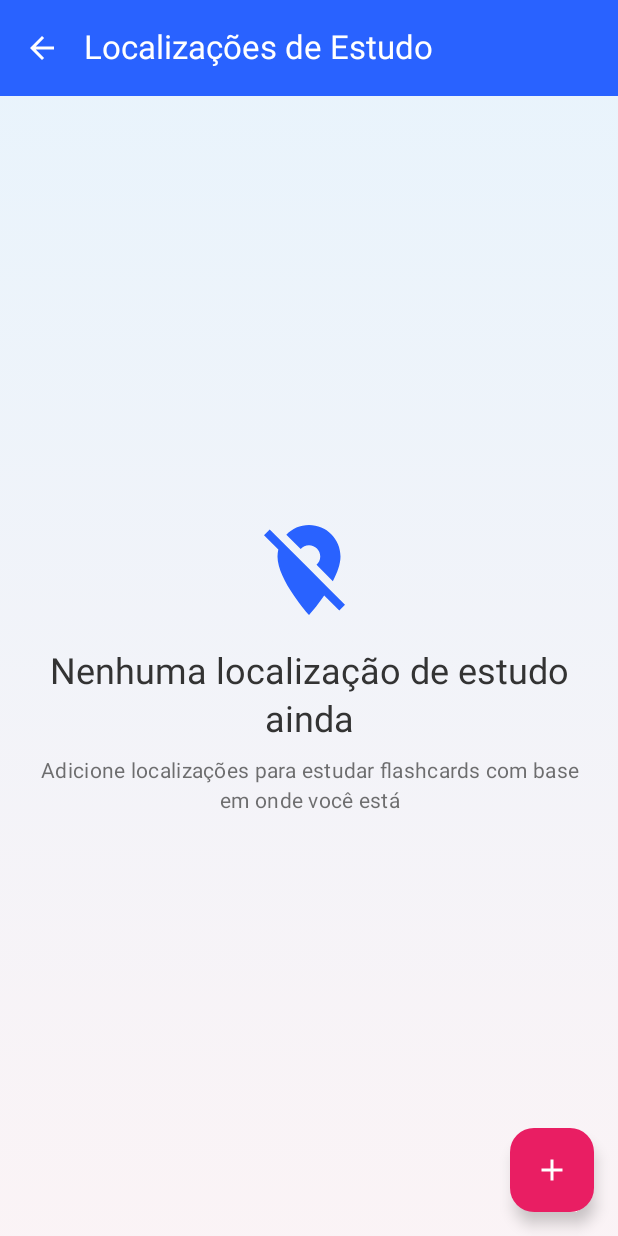
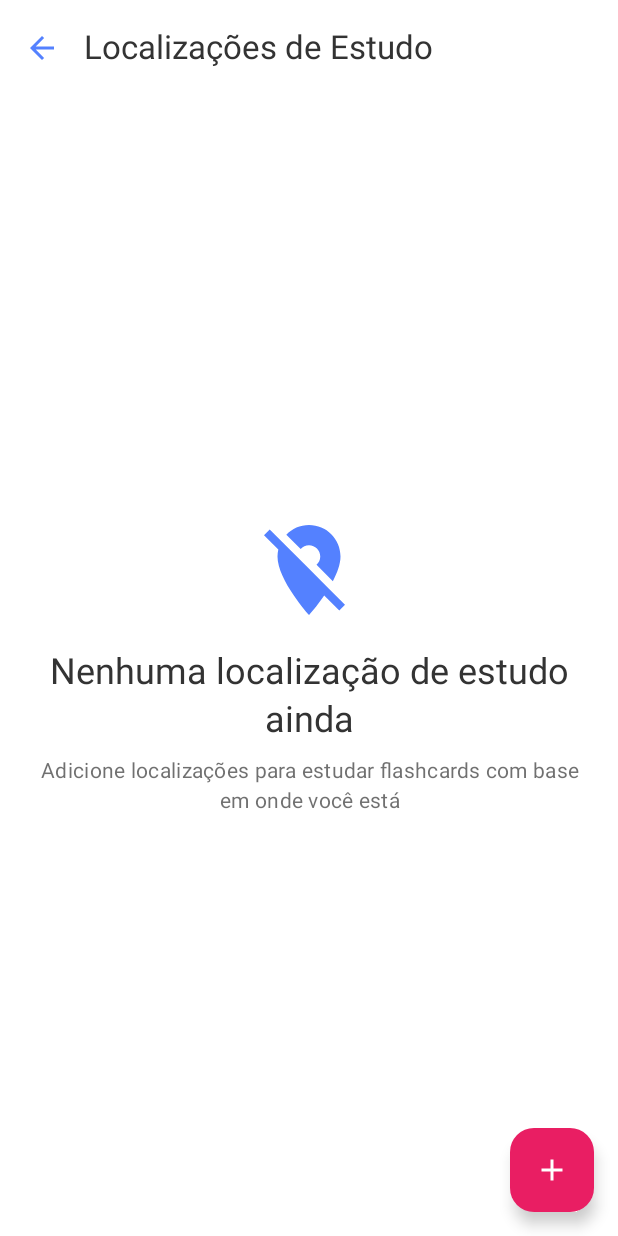
Before and after one commit to henrydicarlo/FlashCardApp, an Android app built with Jetpack Compose: the LocationScreen screen opened through its navigation route, on a phone screen of 412 x 824 dp. Run offline under Robolectric (Android 15) with nearby library versions, the phone set to English and light mode, and no system bars; our stand-ins replace Room's generated code, accompanist.

Commit message:
Identidade Visual completa

```diff
--- a/app/src/main/java/com/example/flashcardapp/ui/screens/DeckListScreen.kt
+++ b/app/src/main/java/com/example/flashcardapp/ui/screens/DeckListScreen.kt
@@ -77,6 +77,7 @@ import androidx.compose.material3.DropdownMenu
 import androidx.compose.material3.DropdownMenuItem
 
 private val BluePrimary = Color(0xFF2962FF) // Azul vibrante primário
+private val BlueIcons = Color(0xFF5481FF) // Azul mais claro para ícones
 private val BlueDark = Color(0xFF0039CB) // Azul escuro para elementos de destaque
 private val BlueLight = Color(0xFFE3F2FD) // Azul claro para fundos secundários
 private val MagentaSecondary = Color(0xFFE91E63) // Rosa/magenta para elementos complementares
@@ -88,13 +89,6 @@ private val ErrorRed = Color(0xFFE53935) // Vermelho para erros
 private val InfoBlue = Color(0xFF29B6F6) // Azul para informações
 private val AmberAccent = Color(0xFFFFAB00) // Âmbar para elementos que precisam de destaque especial
 
-private val GradientPrimary = Brush.horizontalGradient(
-    colors = listOf(MagentaSecondary, PurpleTransition, BluePrimary)
-)
-
-private val GradientBackground = Brush.verticalGradient(
-    colors = listOf(BlueLight.copy(alpha = 0.8f), MagentaLight.copy(alpha = 0.3f))
-)
 
 @OptIn(ExperimentalMaterial3Api::class)
 @Composable
@@ -123,13 +117,10 @@ fun DeckListScreen(
                                 .size(40.dp)
                                 .clip(RoundedCornerShape(8.dp))
                         )
-
-                        // App name or empty text if you prefer
-                        Text("Itera", color = Color.White, style = MaterialTheme.typography.titleMedium)
                     }
                 },
                 colors = TopAppBarDefaults.topAppBarColors(
-                    containerColor = BluePrimary,
+                    containerColor = Color.White,
                     titleContentColor = Color.White,
                     actionIconContentColor = Color.White
                 ),
@@ -137,7 +128,7 @@ fun DeckListScreen(
                     // Stats card in a nice compact design
                     Card(
                         colors = CardDefaults.cardColors(
-                            containerColor = BluePrimary.copy(alpha = 0.3f)
+                            containerColor = BlueIcons
                         ),
                         shape = RoundedCornerShape(16.dp),
                         modifier = Modifier.padding(end = 8.dp)
@@ -199,7 +190,7 @@ fun DeckListScreen(
                         Icon(
                             imageVector = Icons.Default.MoreVert,
                             contentDescription = "More options",
-                            tint = Color.White
+                            tint = BlueIcons
                         )
                     }
 
@@ -214,7 +205,7 @@ fun DeckListScreen(
                                 Icon(
                                     Icons.Default.Refresh,
                                     contentDescription = "Sync",
-                                    tint = BluePrimary
+                                    tint = BlueIcons
                                 )
                             },
                             onClick = {
@@ -228,7 +219,7 @@ fun DeckListScreen(
                                 Icon(
                                     Icons.Default.Download,
                                     contentDescription = "Download",
-                                    tint = BluePrimary
+                                    tint = BlueIcons
                                 )
                             },
                             onClick = {
@@ -242,7 +233,7 @@ fun DeckListScreen(
                                 Icon(
                                     Icons.Default.BarChart,
                                     contentDescription = "Statistics",
-                                    tint = BluePrimary
+                                    tint = BlueIcons
                                 )
                             },
                             onClick = {
@@ -256,7 +247,7 @@ fun DeckListScreen(
                                 Icon(
                                     Icons.Default.LocationOn,
                                     contentDescription = "Locations",
-                                    tint = BluePrimary
+                                    tint = BlueIcons
                                 )
                             },
                             onClick = {
@@ -294,7 +285,7 @@ fun DeckListScreen(
             Box(
                 modifier = Modifier
                     .fillMaxSize()
-                    .background(NeutralLight)
+                    .background(Color.White)
                     .padding(paddingValues)
             ) {
                 if (deckListState.isLoading) {
@@ -401,7 +392,7 @@ fun DeckCard(
                     Button(
                         onClick = onStudyClick,
                         colors = ButtonDefaults.buttonColors(
-                            containerColor = BluePrimary,
+                            containerColor = BlueIcons,
                             contentColor = Color.White
                         ),
                         shape = RoundedCornerShape(8.dp)
--- a/app/src/main/java/com/example/flashcardapp/ui/screens/LocationScreen.kt
+++ b/app/src/main/java/com/example/flashcardapp/ui/screens/LocationScreen.kt
@@ -31,6 +31,7 @@ import java.text.SimpleDateFormat
 import java.util.*
 
 private val BluePrimary = Color(0xFF2962FF) // Azul vibrante primário
+private val BlueIcons = Color(0xFF5481FF) // Azul mais claro para ícones
 private val BlueDark = Color(0xFF0039CB) // Azul escuro para elementos de destaque
 private val BlueLight = Color(0xFFE3F2FD) // Azul claro para fundos secundários
 private val MagentaSecondary = Color(0xFFE91E63) // Rosa/magenta para elementos complementares
@@ -42,10 +43,6 @@ private val ErrorRed = Color(0xFFE53935) // Vermelho para erros
 private val InfoBlue = Color(0xFF29B6F6) // Azul para informações
 private val AmberAccent = Color(0xFFFFAB00) // Âmbar para elementos que precisam de destaque especial
 
-// Gradiente suave para fundos e elementos decorativos
-private val GradientBackground = Brush.verticalGradient(
-    colors = listOf(BlueLight.copy(alpha = 0.8f), MagentaLight.copy(alpha = 0.3f))
-)
 
 @OptIn(ExperimentalMaterial3Api::class)
 @Composable
@@ -104,15 +101,15 @@ fun LocationScreen(
         containerColor = NeutralLight,
         topBar = {
             TopAppBar(
-                title = { Text("Localizações de Estudo", color = Color.White) },
+                title = { Text("Localizações de Estudo", color = NeutralDark) },
                 colors = TopAppBarDefaults.topAppBarColors(
-                    containerColor = BluePrimary,
+                    containerColor = Color.White,
                     titleContentColor = Color.White,
-                    navigationIconContentColor = Color.White
+                    navigationIconContentColor = BlueIcons
                 ),
                 navigationIcon = {
                     IconButton(onClick = { navController.popBackStack() }) {
-                        Icon(Icons.Default.ArrowBack, contentDescription = "Voltar", tint = Color.White)
+                        Icon(Icons.Default.ArrowBack, contentDescription = "Voltar", tint = BlueIcons)
                     }
                 }
             )
@@ -159,7 +156,7 @@ fun LocationScreen(
         Box(
             modifier = Modifier
                 .fillMaxSize()
-                .background(GradientBackground) // Aplicando o gradiente de fundo
+                .background(Color.White)
                 .padding(paddingValues)
         ) {
             if (locationsUiState.isLoading) {
@@ -292,7 +289,7 @@ fun EmptyLocationsView(modifier: Modifier = Modifier) {
             imageVector = Icons.Default.LocationOff,
             contentDescription = null,
             modifier = Modifier.size(72.dp),
-            tint = BluePrimary
+            tint = BlueIcons
         )
         Spacer(modifier = Modifier.height(16.dp))
         Text(
@@ -352,7 +349,7 @@ fun LocationItem(
                         Icon(
                             imageVector = Icons.Default.Edit,
                             contentDescription = "Editar",
-                            tint = BlueDark
+                            tint = BlueIcons
                         )
                     }
                     IconButton(onClick = onDeleteClick) {
```
Also changed, not shown: app/src/main/java/com/example/flashcardapp/ui/screens/DeckDetailScreen.kt (+8 -16 lines), app/src/main/java/com/example/flashcardapp/ui/screens/FlashcardCreateScreen.kt (+5 -15 lines), app/src/main/java/com/example/flashcardapp/ui/screens/StatsScreen.kt (+8 -16 lines), app/src/main/java/com/example/flashcardapp/ui/screens/StudySessionScreen.kt (+13 -22 lines).
